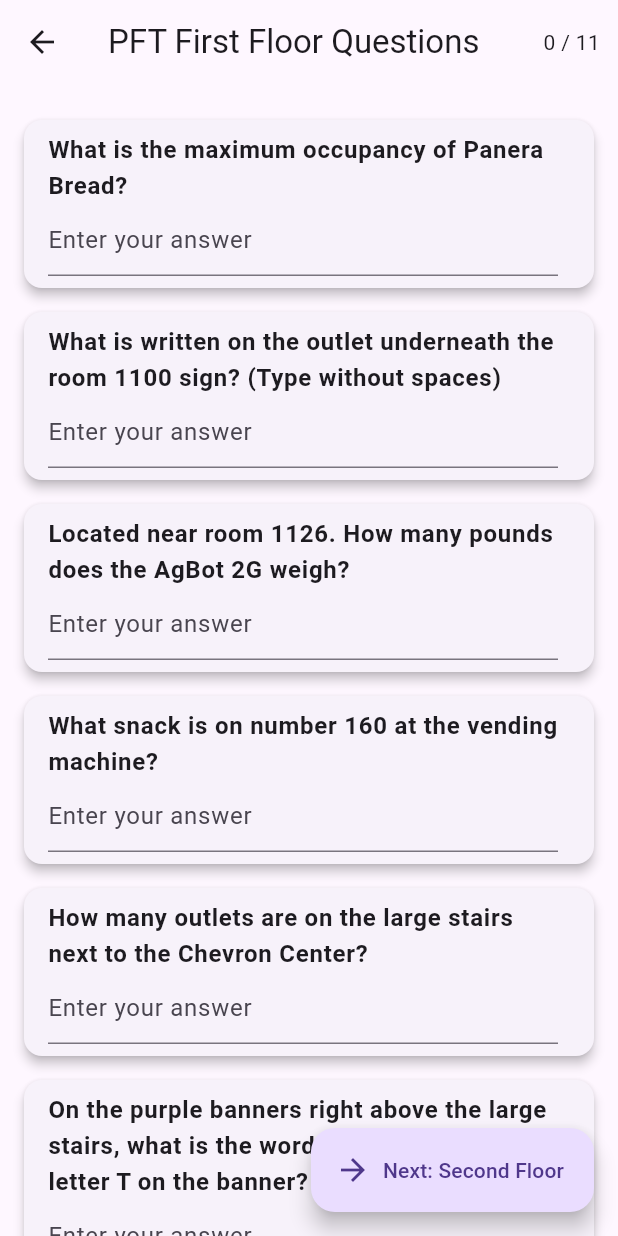
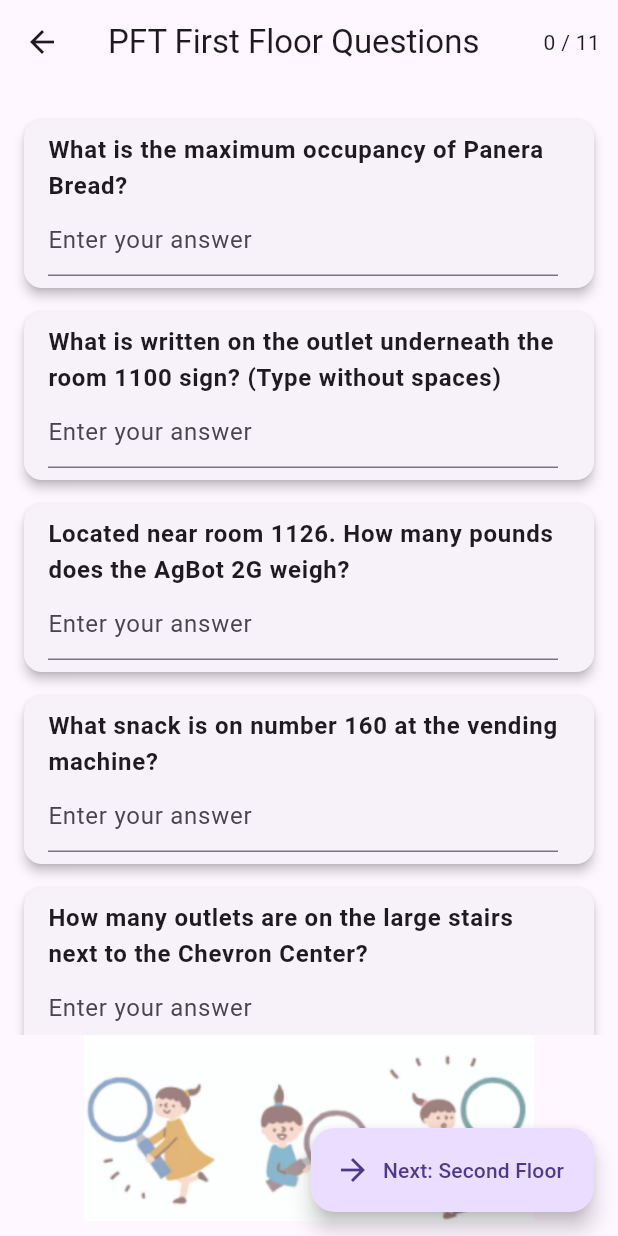
Before and after one commit to Starlumine/flutter_application_6, a Flutter app: the FirstFloorPage screen opened directly, on a phone screen of 412 x 824 dp. Run offline on Flutter 3.47's test engine with Material 3 defaults, Android fonts, the phone set to English and light mode, and no system bars.

Commit message:
Added searching girl image

```diff
--- a/flutter_application_6/lib/main.dart
+++ b/flutter_application_6/lib/main.dart
@@ -121,7 +121,19 @@ class FirstFloorPageState extends State<FirstFloorPage> {
           ),
         ],
       ),
-      body: _buildFirstFloorQuestionList(context),
+      body: Column(
+        children: [
+          Expanded(
+            child: _buildFirstFloorQuestionList(context),
+          ),
+          // Searching image at the bottom
+          Image.asset(
+            'media/searching.png',
+            width: 300, // Adjust size as needed
+          ),
+          const SizedBox(height: 10), // Space between image and bottom
+        ],
+      ),
       floatingActionButton: FloatingActionButton.extended(
         onPressed: () {
           Navigator.push(
--- a/flutter_application_6/pubspec.yaml
+++ b/flutter_application_6/pubspec.yaml
@@ -61,6 +61,7 @@ flutter:
   assets:
     - media/map.png
     - media/girl.png
+    - media/searching.png
 
   # An image asset can refer to one or more resolution-specific "variants", see
   # https://flutter.dev/to/resolution-aware-images
```
Also changed, not shown: flutter_application_6/media/searching.png (added).
